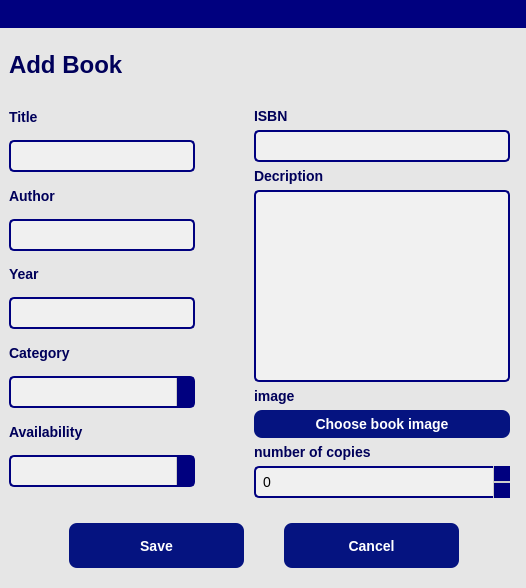
Qt form views/addBook.ui (wiwita7/bibliothequeISI) before a commit.
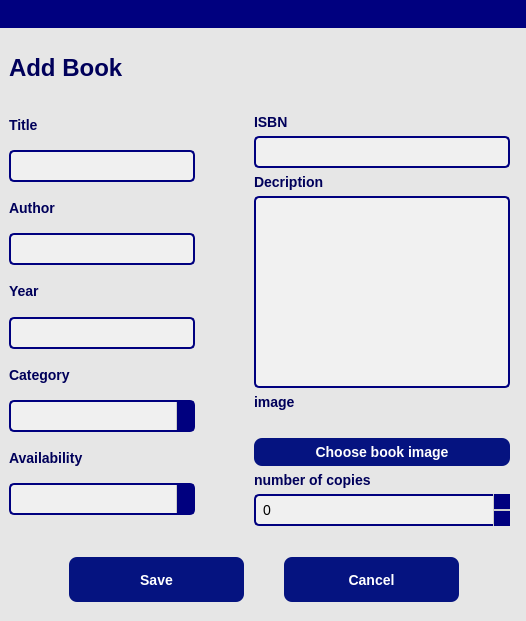
The same form after that commit. Icons and pictures are not drawn.

Diff of the .ui file:
```diff
--- a/views/addBook.ui
+++ b/views/addBook.ui
@@ -7,7 +7,7 @@
     <x>0</x>
     <y>0</y>
     <width>526</width>
-    <height>588</height>
+    <height>621</height>
    </rect>
   </property>
   <property name="windowTitle">
@@ -74,7 +74,7 @@
      <x>0</x>
      <y>0</y>
      <width>528</width>
-     <height>577</height>
+     <height>611</height>
     </rect>
    </property>
    <property name="sizePolicy">
@@ -489,6 +489,13 @@
                </property>
               </widget>
              </item>
+             <item>
+              <widget class="QLabel" name="image_label">
+               <property name="text">
+                <string/>
+               </property>
+              </widget>
+             </item>
              <item>
               <widget class="QPushButton" name="add_image_btn">
                <property name="cursor">
```
